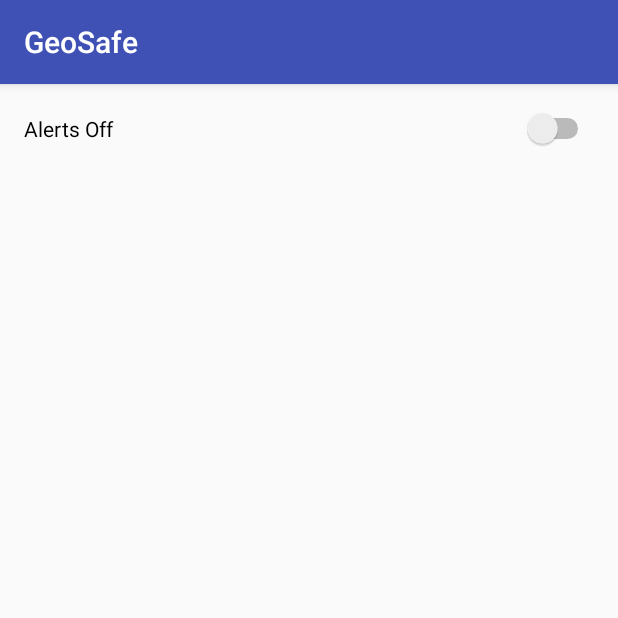
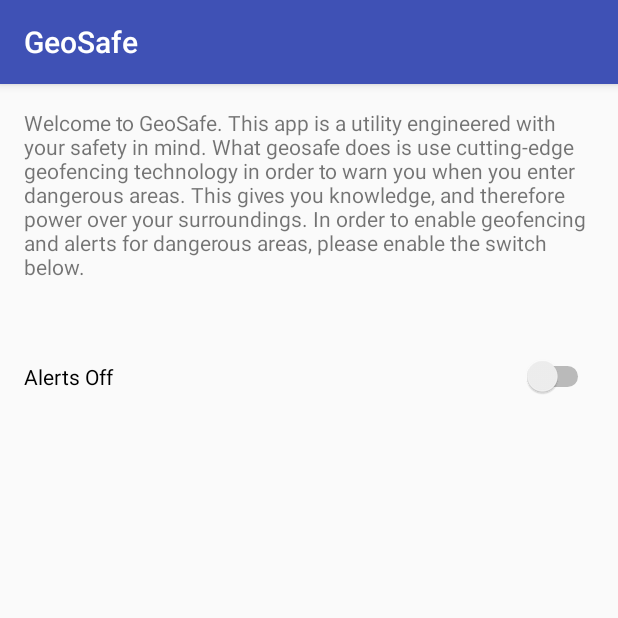
Before and after one commit to jg965/geo-safe, an Android app: the screen it shows after launch (MainActivity), on a phone screen of 412 x 824 dp, the top half of it. Run offline under Robolectric (Android 15) with nearby library versions, the phone set to English and light mode, and no system bars; libraries missing offline, so code that uses them is left out: com.pathsense.android.

Commit message:
Added stuff

```diff
--- a/src/main/AndroidManifest.xml
+++ b/src/main/AndroidManifest.xml
@@ -4,7 +4,7 @@
 
     <application
         android:allowBackup="true"
-        android:icon="@mipmap/ic_launcher"
+        android:icon="@drawable/logo"
         android:label="@string/app_name"
         android:supportsRtl="true"
         android:theme="@style/AppTheme">
@@ -19,11 +19,11 @@
 
         <meta-data
             android:name="com.pathsense.android.sdk.CLIENT_ID"
-            android:value="ayy lmao" />
+            android:value="wpv9VQ1ES5pNiFFjTsfvsCF8HJ507kcWBuSqprMG" />
 
         <meta-data
             android:name="com.pathsense.android.sdk.API_KEY"
-            android:value="ayy lmao" />
+            android:value="6ZSURYuWgx8cwg39Czb932krAf6hijz065Wj37ou" />
     </application>
 
 </manifest>
--- a/src/main/assets/data_philippines.csv
+++ b/src/main/assets/data_philippines.csv
@@ -35,3 +35,4 @@
 35,1.3,103.8,arrow
 36,33.513,36.292,arrow
 37,40.523194,-75.375270,caution
+38,40.608845,-75.378131,caution
--- a/src/main/java/com/example/josh/geosafe/GeofenceEventReceiver.java
+++ b/src/main/java/com/example/josh/geosafe/GeofenceEventReceiver.java
@@ -23,7 +23,7 @@ public class GeofenceEventReceiver extends PathsenseGeofenceEventReceiver {
         System.out.println(pathsenseGeofenceEvent.getLocation());
         NotificationCompat.Builder mBuilder =
                 new NotificationCompat.Builder(context)
-                        .setSmallIcon(R.drawable.pathsense)
+                        .setSmallIcon(R.drawable.logo4)
                         .setContentTitle("GeoSafe")
                         .setContentText(pathsenseGeofenceEvent.isIngress() ?
                                 "You've entered a human trafficking hotspot, please be careful!" :
--- a/src/main/res/layout/activity_main.xml
+++ b/src/main/res/layout/activity_main.xml
@@ -10,11 +10,11 @@
     android:paddingTop="@dimen/activity_vertical_margin"
     tools:context="com.example.josh.geosafe.MainActivity">
 
-    <!--<TextView-->
-        <!--android:layout_width="wrap_content"-->
-        <!--android:layout_height="wrap_content"-->
-        <!--android:text="@string/front_page_content"-->
-        <!--android:id="@+id/content_text"/>-->
+    <TextView
+        android:layout_width="wrap_content"
+        android:layout_height="wrap_content"
+        android:text="@string/front_page_content"
+        android:id="@+id/content_text"/>
     <!--<Button-->
         <!--android:layout_width="match_parent"-->
         <!--android:layout_height="wrap_content"-->
@@ -30,9 +30,11 @@
         <!--android:text="Turn off Notifications"-->
         <!--android:onClick="unregisterGeofences"/>-->
     <Switch
+        android:layout_marginTop="50dp"
         android:id="@+id/mySwitch"
         android:layout_width="match_parent"
         android:text="Alerts Off"
         android:onClick="checkSwitch"
-        android:layout_height="wrap_content" />
+        android:layout_height="wrap_content"
+        android:layout_below="@id/content_text"/>
 </RelativeLayout>
--- a/src/main/res/values/strings.xml
+++ b/src/main/res/values/strings.xml
@@ -1,4 +1,4 @@
 <resources>
     <string name="app_name">GeoSafe</string>
-    <string name="front_page_content">Blah blah blah</string>
+    <string name="front_page_content">Welcome to GeoSafe. This app is a utility engineered with your safety in mind. What geosafe does is use cutting-edge geofencing technology in order to warn you when you enter dangerous areas. This gives you knowledge, and therefore power over your surroundings. In order to enable geofencing and alerts for dangerous areas, please enable the switch below.</string>
 </resources>
```
Also changed, not shown: src/main/res/human_traffick.jpg (deleted), 1 other file.
